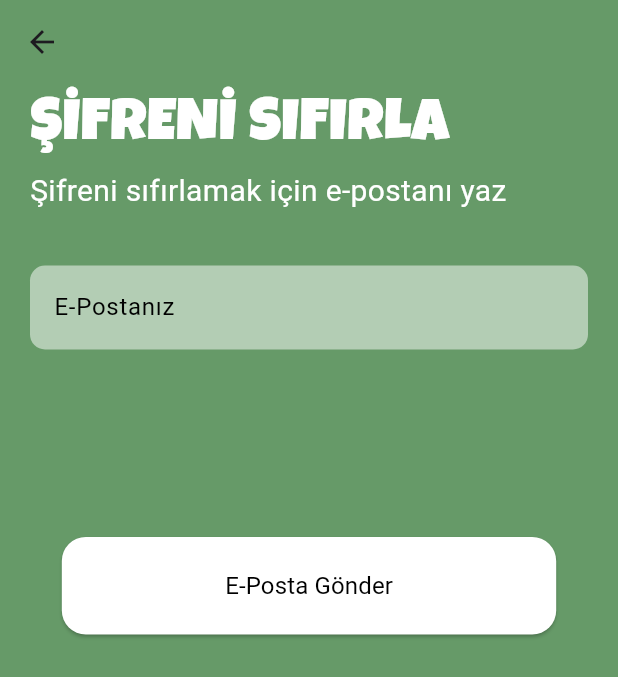
After one commit to coderlawyerr/mycookai, a Flutter app: the ForgotPasswordPage screen opened directly, after a tap on "E-Posta Gönder", on a phone screen of 412 x 824 dp. The commit adds this screen. Shown: the top 677 px of the screen. Run offline on Flutter 3.47's test engine with Material 3 defaults, Android fonts, the phone set to English and light mode, and no system bars; our stand-ins replace firebase_auth, firebase_core; accounts and stored records are empty; network calls fail.

Commit message:
sifre sıfırlama ve fırebase baglantıları yapıldı

```diff
--- a/mycooksai/lib/service/auth_service.dart
+++ b/mycooksai/lib/service/auth_service.dart
@@ -40,4 +40,13 @@ class AuthService {
           "auth servicenın ıcerısındekı login with email loginWithEmail fonksıyonunda hata: ${e.toString()}");
     }
   }
+
+  Future<void> sendPasswordResetEmail(String email) async {
+    try {
+      await _auth.sendPasswordResetEmail(email: email.trim());
+    } on FirebaseAuthException catch (e) {
+      print(
+          "auth servicenın ıcerısındekı sendPasswordResetEmail fonksıyonunda  hata: ${e.toString()}");
+    }
+  }
 }
--- a/mycooksai/lib/viewmodel/auth_viewmodel.dart
+++ b/mycooksai/lib/viewmodel/auth_viewmodel.dart
@@ -23,4 +23,9 @@ class AuthViewMoel extends ChangeNotifier{
   _user = await _authService.getCurrentUser();
   notifyListeners();
  }
+
+ Future<void> sendPasswordResetEmail(String email)async {
+  await _authService.sendPasswordResetEmail(email);
+
+ }
 }
--- /dev/null
+++ b/mycooksai/lib/wiew/forgot_password_page.dart
@@ -0,0 +1,70 @@
+import 'package:flutter/gestures.dart';
+import 'package:flutter/material.dart';
+import 'package:mycooksai/const/colors.dart';
+import 'package:mycooksai/viewmodel/auth_viewmodel.dart';
+import 'package:mycooksai/widget/button.dart';
+import 'package:mycooksai/widget/textfield.dart';
+import 'package:mycooksai/wiew/register_page.dart';
+import 'package:provider/provider.dart';
+
+class ForgotPasswordPage extends StatelessWidget {
+  const ForgotPasswordPage({super.key});
+
+  get authViewMoel => null;
+
+  @override
+  Widget build(BuildContext context) {
+    final authViewModel =Provider.of<AuthViewMoel>(context);
+    TextEditingController emailController = TextEditingController();
+    return Scaffold(
+      appBar: AppBar(
+        backgroundColor: Colors.transparent,
+      ),
+      body: ListView(
+        children: [
+          Padding(
+            padding: const EdgeInsets.symmetric(horizontal: 20),
+            child: Column(
+              crossAxisAlignment: CrossAxisAlignment.start,
+              children: [
+                Text(
+                  "ŞİFRENİ SIFIRLA",
+                  style: TextStyle(
+                      fontSize: 40,
+                      fontFamily: "LuckiestGuy",
+                      color: AppColors.whiteTextColor),
+                ),
+                const Text(
+                  "Şifreni sıfırlamak için e-postanı yaz",
+                  style: TextStyle(
+                    color: AppColors.whiteTextColor,
+                    fontSize: 20,
+                    fontFamily: "Roboto",
+                  ),
+                ),
+                SizedBox(
+                  height: 15,
+                ),
+                CustomTextField(
+                  label: "E-Postanız",
+                  controller: emailController,
+                ),
+                SizedBox(
+                  height: 125,
+                ),
+                Center(
+                  child: Button(
+                    text: "E-Posta Gönder",
+                    onPressed: ()async {
+                      await authViewModel.sendPasswordResetEmail(emailController.text);
+                    },
+                  ),
+                ),
+              ],
+            ),
+          ),
+        ],
+      ),
+    );
+  }
+}
--- a/mycooksai/lib/wiew/login_page.dart
+++ b/mycooksai/lib/wiew/login_page.dart
@@ -4,6 +4,7 @@ import 'package:mycooksai/const/colors.dart';
 import 'package:mycooksai/viewmodel/auth_viewmodel.dart';
 import 'package:mycooksai/widget/button.dart';
 import 'package:mycooksai/widget/textfield.dart';
+import 'package:mycooksai/wiew/forgot_password_page.dart';
 import 'package:mycooksai/wiew/register_page.dart';
 import 'package:provider/provider.dart';
 
@@ -95,6 +96,21 @@ class _LoginPageState extends State<LoginPage> {
                     ),
                   ),
                 ),
+                Center(
+                  child: TextButton(
+                    onPressed: () {
+                      Navigator.push(
+                        context,
+                        MaterialPageRoute(
+                            builder: (context) => ForgotPasswordPage()),
+                      );
+                    },
+                    child: Text(
+                      "Şifremi Unuttum",
+                      style: TextStyle(color: Colors.black, fontSize: 16),
+                    ),
+                  ),
+                ),
                 SizedBox(
                   height: 125,
                 ),
```
